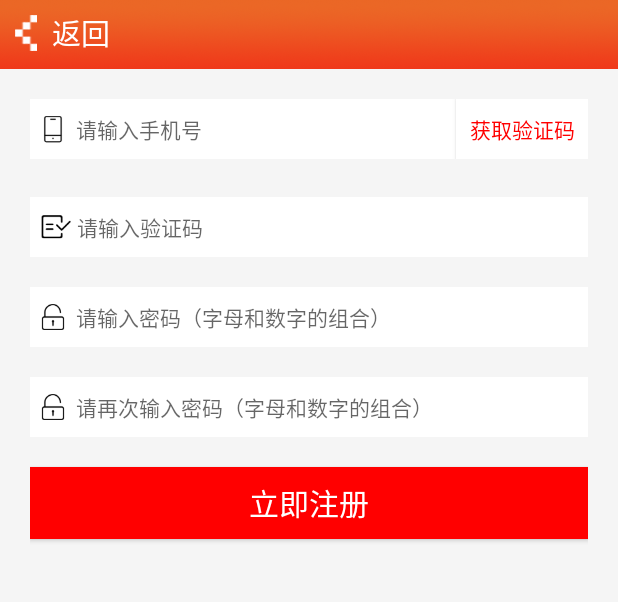
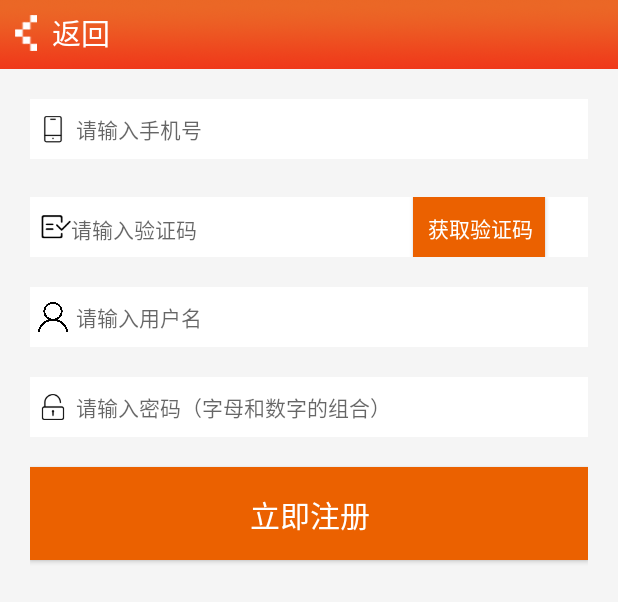
Before and after one commit to ChuJianan/erlife, an Android app: the layout activity_sign.xml on its own in the app's theme, with its tools: preview values and no code run, on a phone screen of 412 x 824 dp. Shown: the top 602 px of the screen. Run offline under Robolectric (Android 15) with nearby library versions, the phone set to English and light mode, and no system bars.

Commit message:
4-1登录注册

```diff
--- a/app/src/main/res/layout/activity_login.xml
+++ b/app/src/main/res/layout/activity_login.xml
@@ -65,7 +65,7 @@
                 android:layout_alignParentTop="true"
                 android:background="@color/white"
                 android:layout_marginLeft="@dimen/space_5"
-                android:hint="@string/edittext_login_name"
+                android:hint="@string/edittext_login_password"
                 android:layout_toRightOf="@+id/imageView6"
                 android:layout_toEndOf="@+id/imageView6" />
 
@@ -81,12 +81,12 @@
 
         <Button
             android:layout_width="200dp"
-            android:layout_height="wrap_content"
+            android:layout_height="50dp"
             android:text="登录"
             android:id="@+id/login"
             android:layout_below="@+id/relativeLayout2"
             android:layout_marginTop="48dp"
-            android:background="@color/red"
+            android:background="@drawable/bg_btn_code"
             android:textSize="@dimen/text_size_20"
             android:textColor="@color/white"
             android:layout_alignParentLeft="true"
--- a/app/src/main/res/layout/activity_sign.xml
+++ b/app/src/main/res/layout/activity_sign.xml
@@ -21,10 +21,11 @@
         android:paddingLeft="@dimen/space_20"
        >
 
-        <RelativeLayout
+        <LinearLayout
             android:layout_width="match_parent"
             android:layout_height="wrap_content"
             android:id="@+id/relativeLayout3"
+            android:orientation="horizontal"
             android:layout_below="@+id/relativeLayout4"
             android:layout_alignLeft="@+id/relativeLayout4"
             android:layout_alignStart="@+id/relativeLayout4"
@@ -32,28 +33,37 @@
             android:paddingLeft="@dimen/space_7"
             android:background="@color/white">
 
-            <EditText
-                android:layout_width="match_parent"
-                android:layout_height="40dp"
-                android:id="@+id/yzm"
-                android:hint="请输入验证码"
-                android:layout_marginLeft="@dimen/space_4"
-                android:textSize="@dimen/text_size_14"
-                android:background="@color/white"
-                android:layout_centerVertical="true"
-                android:layout_toRightOf="@+id/imageView2"
-                android:layout_toEndOf="@+id/imageView2" />
-
             <ImageView
                 android:layout_width="20dp"
                 android:layout_height="20dp"
                 android:id="@+id/imageView2"
                 android:src="@mipmap/yanzhengma"
                 android:layout_centerVertical="true"
+                android:layout_gravity="center"
                 android:layout_alignParentLeft="true"
                 android:layout_alignParentStart="true" />
+            <com.yrkj.yrlife.widget.ClearEditText
+                android:layout_width="200dp"
+                android:layout_height="40dp"
+                android:id="@+id/yzm"
+                android:hint="请输入验证码"
+                android:textSize="@dimen/text_size_14"
+                android:background="@color/white"
+                android:layout_centerVertical="true" />
 
-        </RelativeLayout>
+
+
+            <Button
+                android:layout_width="wrap_content"
+                android:layout_height="40dp"
+                android:text="获取验证码"
+                android:id="@+id/hq_code"
+                android:layout_marginLeft="28dp"
+                android:textColor="@color/white"
+                android:background="@drawable/bg_btn_code"
+                />
+
+        </LinearLayout>
         <RelativeLayout
             android:layout_width="match_parent"
             android:layout_height="wrap_content"
@@ -65,7 +75,7 @@
             android:layout_alignParentStart="true"
             >
 
-            <EditText
+            <com.yrkj.yrlife.widget.ClearEditText
                 android:layout_width="match_parent"
                 android:layout_height="40dp"
                 android:id="@+id/phonenub"
@@ -75,7 +85,6 @@
                 android:layout_marginLeft="@dimen/space_5"
                 android:maxLength="11"
                 android:layout_alignParentTop="true"
-                android:layout_toLeftOf="@+id/hqyzm"
                 android:layout_toRightOf="@+id/imageView"
                 android:layout_toEndOf="@+id/imageView" />
 
@@ -87,17 +96,6 @@
                 android:layout_centerVertical="true"
                 android:layout_alignParentLeft="true"
                 android:layout_alignParentStart="true" />
-            <Button
-                android:layout_width="wrap_content"
-                android:layout_height="wrap_content"
-                android:text="获取验证码"
-                android:id="@+id/hqyzm"
-                android:textColor="@color/red"
-                android:background="@color/white"
-                android:layout_alignParentRight="true"
-                android:layout_alignParentEnd="true"
-                android:layout_alignBottom="@+id/phonenub"
-                android:layout_alignTop="@+id/phonenub" />
 
         </RelativeLayout>
 
@@ -112,11 +110,11 @@
             android:layout_alignLeft="@+id/relativeLayout3"
             android:layout_alignStart="@+id/relativeLayout3">
 
-            <EditText
+            <com.yrkj.yrlife.widget.ClearEditText
                 android:layout_width="match_parent"
                 android:layout_height="40dp"
-                android:id="@+id/pwd"
-                android:hint="请输入密码（字母和数字的组合）"
+                android:id="@+id/username"
+                android:hint="请输入用户名"
                 android:textSize="@dimen/text_size_14"
                 android:background="@color/white"
                 android:layout_marginLeft="@dimen/space_5"
@@ -129,7 +127,7 @@
                 android:layout_width="20dp"
                 android:layout_height="20dp"
                 android:id="@+id/imageView3"
-                android:src="@mipmap/mima"
+                android:src="@mipmap/ic_yonghuming"
                 android:layout_centerVertical="true"
                 android:layout_alignParentLeft="true"
                 android:layout_alignParentStart="true" />
@@ -146,12 +144,12 @@
             android:layout_alignLeft="@+id/relativeLayout5"
             android:layout_alignStart="@+id/relativeLayout5">
 
-            <EditText
+            <com.yrkj.yrlife.widget.ClearEditText
                 android:layout_width="match_parent"
                 android:layout_height="40dp"
-                android:id="@+id/dubpwd"
+                android:id="@+id/pwd"
                 android:password="true"
-                android:hint="请再次输入密码（字母和数字的组合）"
+                android:hint="请输入密码（字母和数字的组合）"
                 android:textSize="@dimen/text_size_14"
                 android:layout_marginLeft="@dimen/space_5"
                 android:background="@color/white"
@@ -175,7 +173,7 @@
             android:text="立即注册"
             android:id="@+id/signbtn"
             android:textColor="@color/white"
-            android:background="@color/red"
+            android:background="@drawable/bg_btn_code"
             android:textSize="@dimen/text_size_20"
             android:layout_below="@+id/relativeLayout6"
             android:layout_alignLeft="@+id/relativeLayout6"
--- a/app/src/main/res/layout/fragment_index.xml
+++ b/app/src/main/res/layout/fragment_index.xml
@@ -19,7 +19,7 @@
                 android:id="@+id/slideshowView"
                 android:layout_width="fill_parent"
                 android:background="@color/white"
-                android:layout_height="200dp"
+                android:layout_height="100dp"
                 android:layout_centerHorizontal="true" />
 
             <com.yrkj.yrlife.widget.MyGridView
--- a/app/src/main/res/values/strings.xml
+++ b/app/src/main/res/values/strings.xml
@@ -1,7 +1,7 @@
 <resources>
     <string name="app_name">亿人生活</string>
 
-    <string name="edittext_login_name">请输入用户名</string>
+    <string name="edittext_login_name">请输入用户名/手机号</string>
     <string name="edittext_login_password">请输入密码</string>
     <string name="zhuce"><u>现在注册</u></string>
     <string name="wjpwd"><u>忘记密码？</u></string>
```
Also changed, not shown: app/src/main/java/com/yrkj/yrlife/ui/PayActivity.java (+50 -41 lines), app/src/main/res/mipmap-hdpi/ic_yonghuming.png (added).
